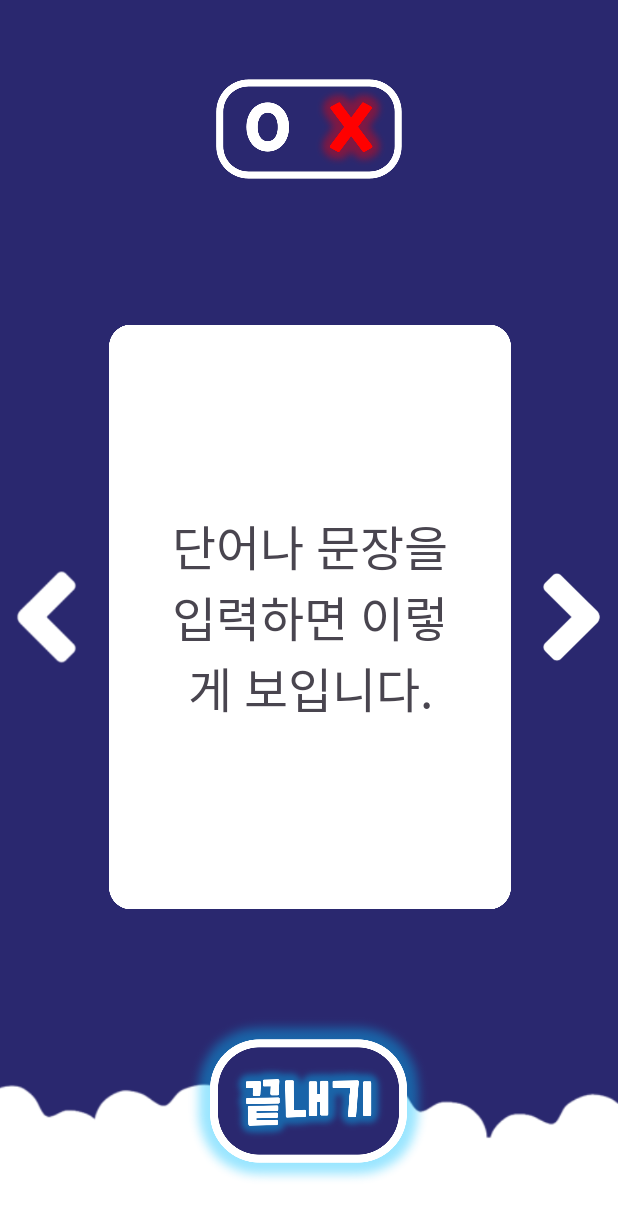
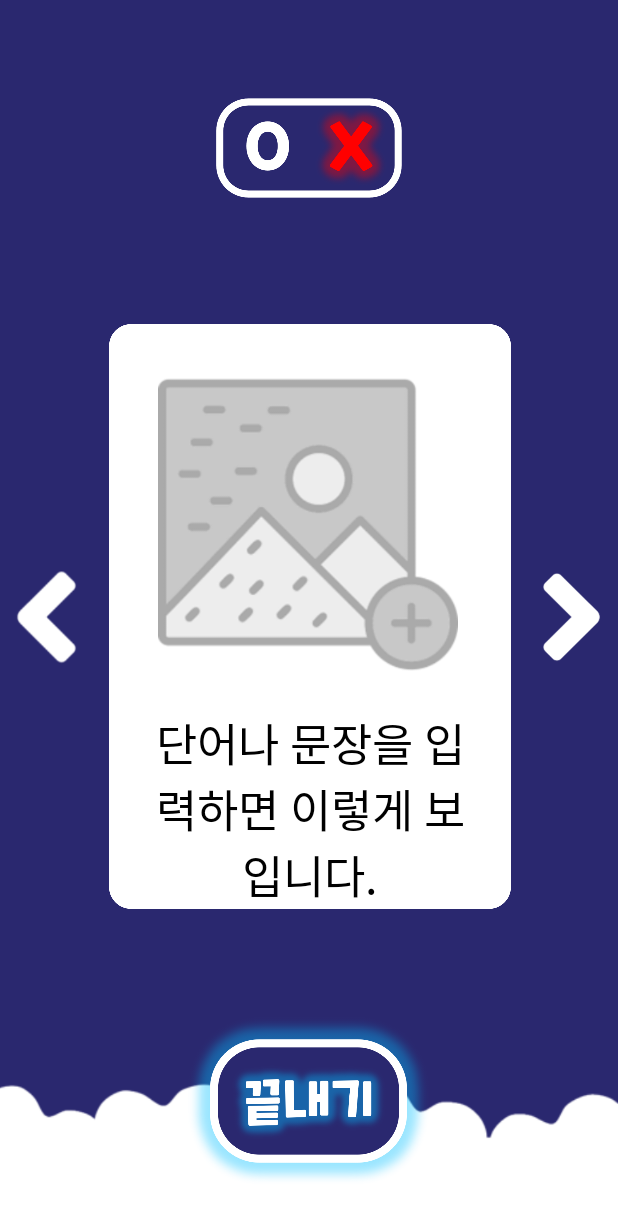
Before and after one commit to tongueEye/HearWow, an Android app: the PlayQuizActivity screen opened directly, with no data from a screen before it, on a phone screen of 412 x 824 dp. Shown: the top 1219 px of the screen. Run offline under Robolectric (Android 15) with nearby library versions, the phone set to English and light mode, and no system bars; our stand-ins replace Room's generated code; 1 statement that could not run was skipped.

Commit message:
[FEAT] 반응형 처리 수정 1. 반응형 처리 수정  - 퀴즈 카드에서 글자가 영역을 초과하는 현상 수정

```diff
--- a/app/src/main/res/layout/activity_play_quiz.xml
+++ b/app/src/main/res/layout/activity_play_quiz.xml
@@ -38,7 +38,7 @@
         android:layout_height="0dp"
         app:layout_constraintBottom_toBottomOf="@+id/play_quiz_bottom"
         app:layout_constraintEnd_toEndOf="parent"
-        app:layout_constraintHeight_percent="0.58"
+        app:layout_constraintHeight_percent="@dimen/quiz_card_height"
         app:layout_constraintHorizontal_bias="0.504"
         app:layout_constraintStart_toStartOf="parent"
         app:layout_constraintTop_toTopOf="parent"
@@ -91,13 +91,12 @@
         android:layout_height="wrap_content"
         android:fontFamily="@font/bmjua"
         android:gravity="center"
-        android:paddingStart="15dp"
-        android:paddingEnd="15dp"
         android:layout_marginStart="25dp"
         android:layout_marginEnd="25dp"
         android:text="@string/word_text"
         android:textAlignment="center"
         android:textSize="@dimen/quiz_text_size"
+        android:textColor="@color/black"
         app:layout_constraintBottom_toBottomOf="@+id/quiz_paper_IV"
         app:layout_constraintEnd_toEndOf="@+id/quiz_paper_IV"
         app:layout_constraintStart_toStartOf="@+id/quiz_paper_IV"
@@ -106,12 +105,12 @@
     <!-- 문제 이미지 -->
     <ImageView
         android:id="@+id/question_IV"
-        android:layout_width="300dp"
+        android:layout_width="@dimen/quiz_img_size"
         android:layout_height="0dp"
         android:layout_marginTop="@dimen/quiz_img_margin_top"
         android:contentDescription="@string/word_img"
         android:scaleType="fitCenter"
-        android:visibility="gone"
+        android:visibility="visible"
         app:layout_constraintEnd_toEndOf="@+id/quiz_paper_IV"
         app:layout_constraintHeight_percent="0.25"
         app:layout_constraintHorizontal_bias="0.486"
--- a/app/src/main/res/values-w600dp/dimens.xml
+++ b/app/src/main/res/values-w600dp/dimens.xml
@@ -10,4 +10,7 @@
 
     <dimen name="quiz_img_margin_top">100dp</dimen>
     <dimen name="quiz_text_size">62sp</dimen>
+    <dimen name="quiz_img_size">300dp</dimen>
+
+    <dimen name="quiz_card_height">0.59</dimen>
 </resources>
--- a/app/src/main/res/values/dimens.xml
+++ b/app/src/main/res/values/dimens.xml
@@ -9,6 +9,9 @@
     <dimen name="layout_margin_bottom">10dp</dimen>
 
     <dimen name="quiz_img_margin_top">50dp</dimen>
-    <dimen name="quiz_text_size">32sp</dimen>
+    <dimen name="quiz_text_size">30sp</dimen>
+    <dimen name="quiz_img_size">200dp</dimen>
+
+    <dimen name="quiz_card_height">0.52</dimen>
 
 </resources>
```
